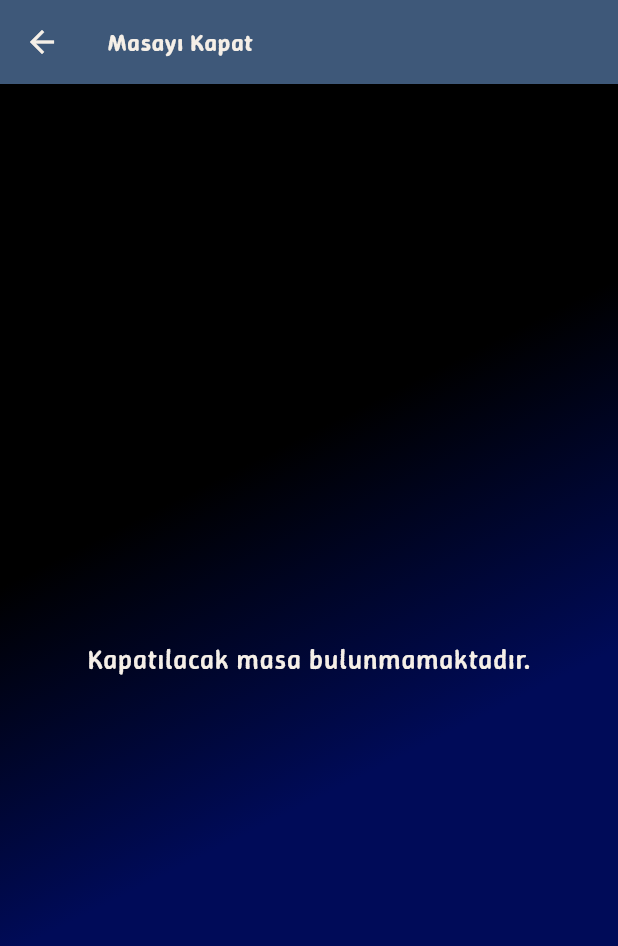
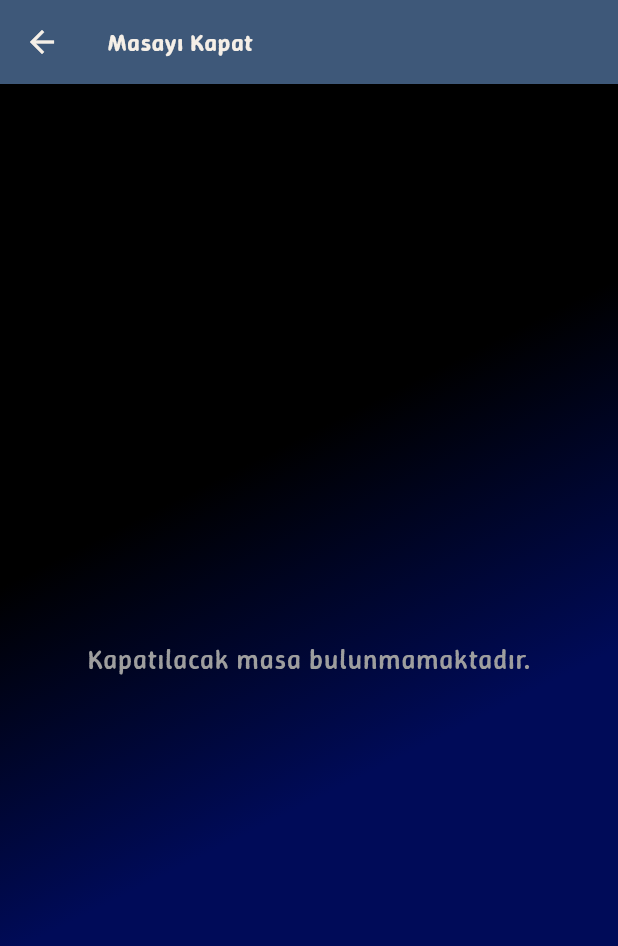
Before and after one commit to yusufdegerli/restaurant_app, a Flutter app: the CloseTableScreen screen opened directly with empty values, on a phone screen of 412 x 824 dp. Shown: the top 946 px of the screen. Run offline on Flutter 3.47's test engine with Material 3 defaults, Android fonts, the phone set to English and light mode, and no system bars; our stand-ins replace hive, hive_flutter, lottie; accounts and stored records are empty; network calls fail.

Commit message:
Changed button color (still need to be fix)

```diff
--- a/lib/screens/close_table_screen.dart
+++ b/lib/screens/close_table_screen.dart
@@ -1,7 +1,7 @@
 import 'package:flutter/material.dart';
 import 'package:sambapos_app_restorant/models/table.dart';
 import 'package:sambapos_app_restorant/screens/calculating_table_screen.dart';
-import 'package:sambapos_app_restorant/widgets/animate_gradient_background.dart'; // Yeni widget'ı ekle
+import 'package:sambapos_app_restorant/widgets/animate_gradient_background.dart';
 
 class CloseTableScreen extends StatelessWidget {
   final List<RestaurantTable> tables;
@@ -20,10 +20,15 @@ class CloseTableScreen extends StatelessWidget {
   Widget build(BuildContext context) {
     return AnimatedGradientBackground(
       child: Scaffold(
-        backgroundColor: Colors.transparent, // Gradient görünecek
+        backgroundColor: Colors.transparent,
         appBar: AppBar(title: const Text("Masayı Kapat")),
         body: tables.isEmpty
-            ? const Center(child: Text("Kapatılacak masa bulunmamaktadır.", style: TextStyle(fontSize: 18)))
+            ? const Center(
+          child: Text(
+            "Kapatılacak masa bulunmamaktadır.",
+            style: TextStyle(fontSize: 18, color: Colors.grey),
+          ),
+        )
             : GridView.builder(
           padding: const EdgeInsets.all(16),
           gridDelegate: const SliverGridDelegateWithFixedCrossAxisCount(
@@ -39,7 +44,9 @@ class CloseTableScreen extends StatelessWidget {
               onTap: () => _navigateToCalculatingScreen(context, table.name, table.ticketId),
               child: Container(
                 decoration: BoxDecoration(
-                  color: Colors.orange,
+                  color: Theme.of(context).brightness == Brightness.dark
+                      ? Color(0xFF799EFF)
+                      : Theme.of(context).colorScheme.primary,
                   borderRadius: BorderRadius.circular(8),
                 ),
                 child: Center(
```
